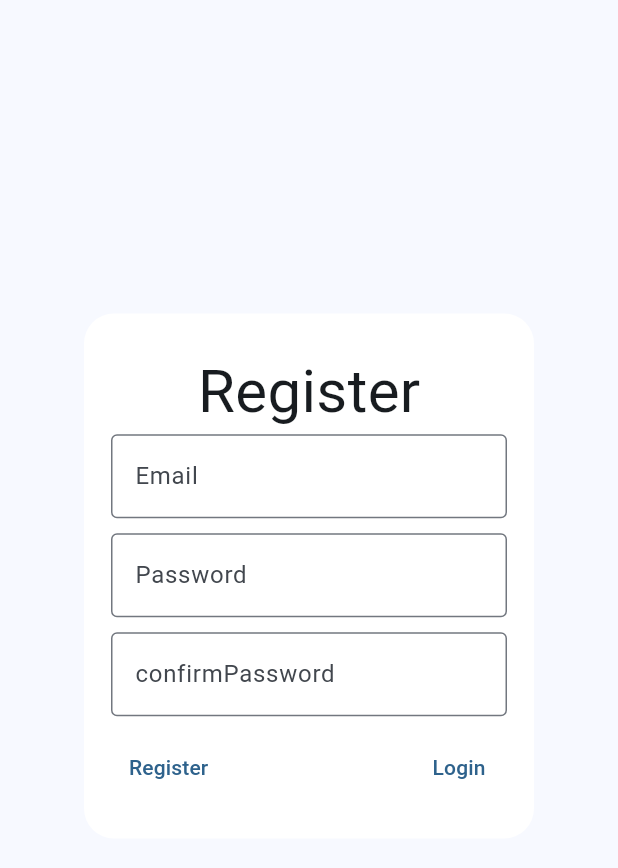
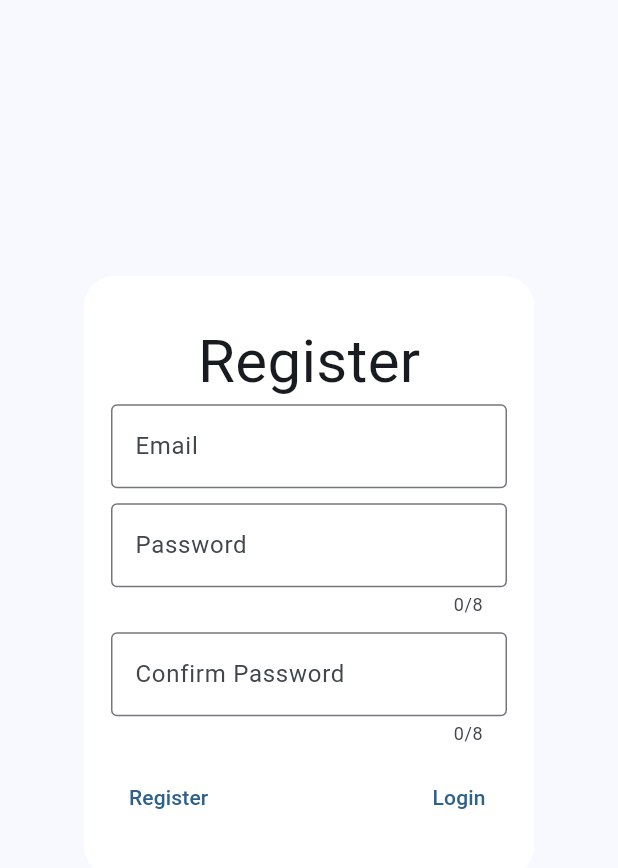
Before and after one commit to Chetsada-psm/flutter_todo_lab2, a Flutter app: the screen it shows after launch, after a tap on "Register", on a phone screen of 412 x 824 dp, the part 84-952 px from its top. Run offline on Flutter 3.47's test engine with Material 3 defaults, Android fonts, the phone set to English and light mode, and no system bars; our stand-ins replace cloud_firestore, firebase_auth, firebase_core; accounts and stored records are empty; network calls fail.

Commit message:
fix_log/reg_password

```diff
--- a/lib/screen/login_screen.dart
+++ b/lib/screen/login_screen.dart
@@ -11,13 +11,22 @@ class LoginScreen extends StatefulWidget {
 }
 
 class _LoginScreenState extends State<LoginScreen> {
+  final TextEditingController emailController = TextEditingController();
+  final TextEditingController passwordController = TextEditingController();
+
+  @override
+  void dispose() {
+    emailController.dispose();
+    passwordController.dispose();
+    super.dispose();
+  }
+
   @override
   Widget build(BuildContext context) {
     return Scaffold(
       appBar: AppBar(
         title: const Text("Todo"),
         backgroundColor: Theme.of(context).colorScheme.inversePrimary,
-
       ),
       body: Center(
         child: Container(
@@ -34,20 +43,19 @@ class _LoginScreenState extends State<LoginScreen> {
                 "ToDo",
                 style: TextStyle(fontSize: 40),
               ),
-              const TextField(
-                decoration: InputDecoration(
+              TextField(
+                controller: emailController,
+                decoration: const InputDecoration(
                     labelText: "Email", border: OutlineInputBorder()),
               ),
-              const SizedBox(
-                height: 10,
+              const SizedBox(height: 10),
+              TextField(
+                controller: passwordController,
+                decoration: const InputDecoration(
+                    labelText: "Password", border: OutlineInputBorder()),
+                obscureText: true,
               ),
-              const TextField(
-                decoration: InputDecoration(
-                    labelText: "Password", border: OutlineInputBorder()),
-              ),
-              const SizedBox(
-                height: 10,
-              ),
+              const SizedBox(height: 10),
               Row(
                 mainAxisAlignment: MainAxisAlignment.spaceBetween,
                 children: [
@@ -63,8 +71,8 @@ class _LoginScreenState extends State<LoginScreen> {
                   TextButton(
                     onPressed: () async {
                       var res = await AuthService().signin(
-                          email: "chetsada.pho@kkumail.com",
-                          password: "123456789",
+                        email: emailController.text,
+                        password: passwordController.text,
                       );
 
                       if (res == "success") {
--- a/lib/screen/register_screen.dart
+++ b/lib/screen/register_screen.dart
@@ -11,17 +11,28 @@ class RegisterScreen extends StatefulWidget {
 }
 
 class _RegisterScreenState extends State<RegisterScreen> {
+  final TextEditingController emailController = TextEditingController();
+  final TextEditingController passwordController = TextEditingController();
+  final TextEditingController confirmPasswordController = TextEditingController();
+
+  @override
+  void dispose() {
+    emailController.dispose();
+    passwordController.dispose();
+    confirmPasswordController.dispose();
+    super.dispose();
+  }
+
   @override
   Widget build(BuildContext context) {
     return Scaffold(
       appBar: AppBar(
         title: const Text("Todo"),
         backgroundColor: Theme.of(context).colorScheme.inversePrimary,
-
       ),
       body: Center(
         child: Container(
-          height: 350,
+          height: 400,
           width: 300,
           padding: const EdgeInsets.all(18),
           decoration: BoxDecoration(
@@ -34,38 +45,48 @@ class _RegisterScreenState extends State<RegisterScreen> {
                 "Register",
                 style: TextStyle(fontSize: 40),
               ),
-              const TextField(
-                decoration: InputDecoration(
+              TextField(
+                controller: emailController,
+                decoration: const InputDecoration(
                     labelText: "Email", border: OutlineInputBorder()),
               ),
-              const SizedBox(
-                height: 10,
+              const SizedBox(height: 10),
+              TextField(
+                controller: passwordController,
+                decoration: const InputDecoration(
+                  labelText: "Password",
+                  border: OutlineInputBorder(),
+                ),
+                keyboardType: TextInputType.visiblePassword,
+                maxLength: 8,
+                obscureText: true,
               ),
-              const TextField(
-                decoration: InputDecoration(
-                    labelText: "Password", border: OutlineInputBorder()),
+              const SizedBox(height: 10),
+              TextField(
+                controller: confirmPasswordController,
+                decoration: const InputDecoration(
+                  labelText: "Confirm Password",
+                  border: OutlineInputBorder(),
+                ),
+                keyboardType: TextInputType.visiblePassword,
+                maxLength: 8,
+                obscureText: true,
               ),
-              const SizedBox(
-                height: 10,
-              ),
-              const TextField(
-                decoration: InputDecoration(
-                    labelText: "confirmPassword", border: OutlineInputBorder()),
-              ),
-              const SizedBox(
-                height: 10,
-              ),
+              const SizedBox(height: 10),
               Row(
                 mainAxisAlignment: MainAxisAlignment.spaceBetween,
                 children: [
                   TextButton(
                       onPressed: () async {
                         var res = await AuthService().reqistration(
-                            email: "chetsada.pho@kkumail.com",
-                            password: "123456789",
-                            confirm: "123456789");
+                            email: emailController.text,
+                            password: passwordController.text,
+                            confirm: confirmPasswordController.text);
                         if (res == 'success') {
-                          Navigator.push(context, MaterialPageRoute(builder: (context) => LoginScreen()));
+                          Navigator.push(
+                              context,
+                              MaterialPageRoute(
+                                  builder: (context) => LoginScreen()));
                         }
                         print(res);
                       },
@@ -73,8 +94,8 @@ class _RegisterScreenState extends State<RegisterScreen> {
                   TextButton(
                       onPressed: () async {
                         var res = await AuthService().signin(
-                            email: "chetsada.pho@kkumail.com",
-                            password: "123456789");
+                            email: emailController.text,
+                            password: passwordController.text);
 
                         if (res == "success") {
                           Navigator.pushReplacement(
@@ -82,11 +103,9 @@ class _RegisterScreenState extends State<RegisterScreen> {
                             MaterialPageRoute(builder: (context) => TodoApp()),
                           );
                         } else {
-                          print(
-                              "Login failed with message: $res"); // แสดงข้อความ error ที่ได้รับ
-                          // แสดงข้อความบน UI
-                          ScaffoldMessenger.of(context)
-                              .showSnackBar(SnackBar(content: Text(res!)));
+                          print("Login failed with message: $res");
+                          ScaffoldMessenger.of(context).showSnackBar(
+                              SnackBar(content: Text(res!)));
                         }
                       },
                       child: const Text("Login"))
```
Also changed, not shown: 1 other file. Lines whose indentation alone changed are shown as unchanged.
